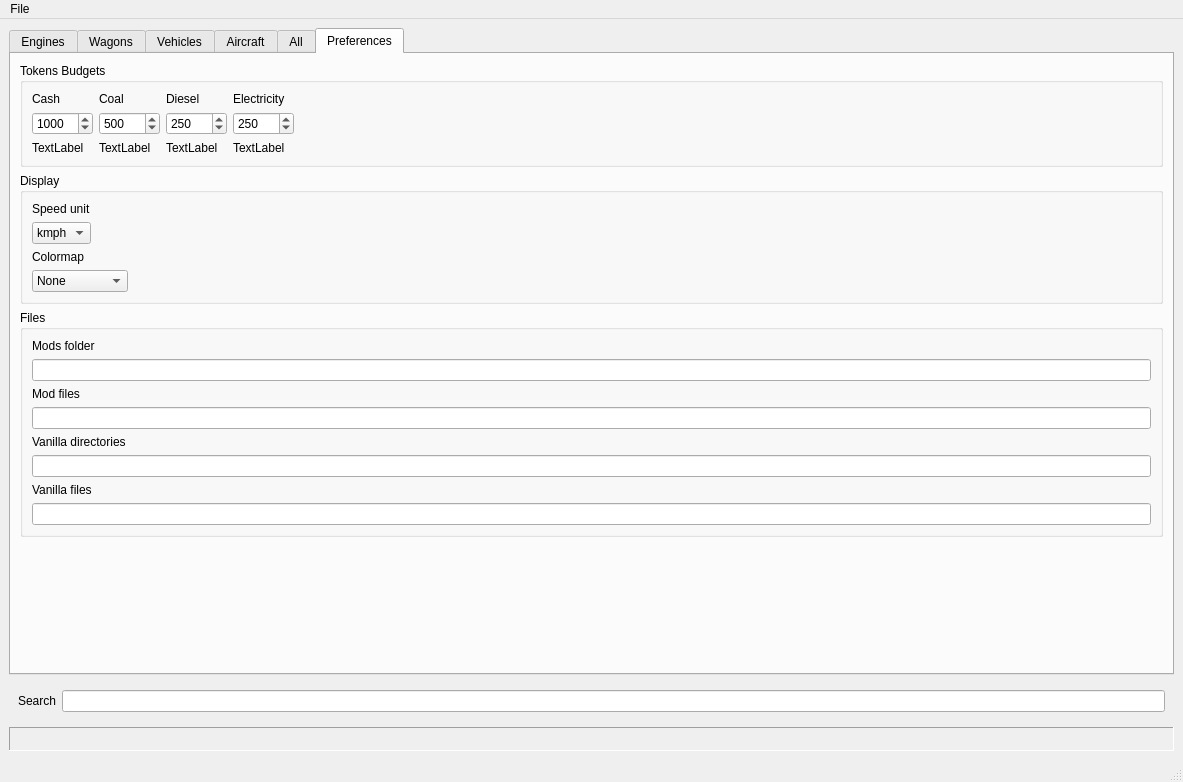
Above: mainwindow.ui from killerbee13/mashinky-stats before the change. Below: the same form after it.
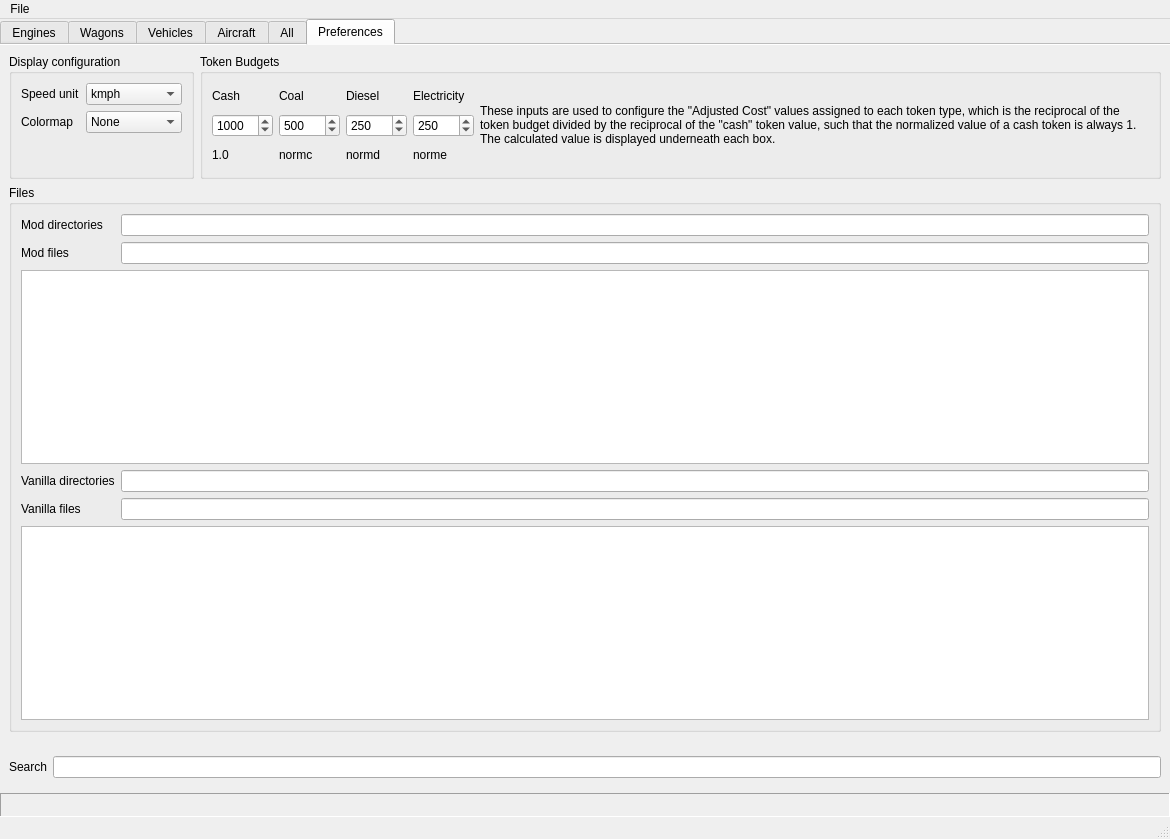
That is the form after the change. The open tabs and pages were chosen to show the change. Icons and pictures are not drawn.

Commit message: Re-fixed layout, improved files list, migrated to pyproject.toml

```diff
--- a/mainwindow.ui
+++ b/mainwindow.ui
@@ -6,8 +6,8 @@
    <rect>
     <x>0</x>
     <y>0</y>
-    <width>1183</width>
-    <height>782</height>
+    <width>1170</width>
+    <height>839</height>
    </rect>
   </property>
   <property name="windowTitle">
@@ -18,6 +18,18 @@
   </property>
   <widget class="QWidget" name="centralwidget">
    <layout class="QGridLayout" name="gridLayout_2">
+    <property name="leftMargin">
+     <number>0</number>
+    </property>
+    <property name="topMargin">
+     <number>0</number>
+    </property>
+    <property name="rightMargin">
+     <number>0</number>
+    </property>
+    <property name="bottomMargin">
+     <number>0</number>
+    </property>
     <item row="1" column="0">
      <widget class="QFrame" name="frame_search">
       <property name="frameShape">
@@ -60,6 +72,15 @@
       <property name="currentIndex">
        <number>0</number>
       </property>
+      <property name="elideMode">
+       <enum>Qt::ElideNone</enum>
+      </property>
+      <property name="usesScrollButtons">
+       <bool>true</bool>
+      </property>
+      <property name="documentMode">
+       <bool>true</bool>
+      </property>
       <widget class="QWidget" name="tab_engines">
        <attribute name="title">
         <string>Engines</string>
@@ -183,7 +204,241 @@
         <string>Preferences</string>
        </attribute>
        <layout class="QVBoxLayout" name="verticalLayout">
+        <property name="spacing">
+         <number>0</number>
+        </property>
+        <property name="leftMargin">
+         <number>0</number>
+        </property>
+        <property name="topMargin">
+         <number>0</number>
+        </property>
+        <property name="rightMargin">
+         <number>0</number>
+        </property>
+        <property name="bottomMargin">
+         <number>0</number>
+        </property>
         <item>
+         <widget class="QScrollArea" name="scrollArea">
+          <property name="frameShape">
+           <enum>QFrame::NoFrame</enum>
+          </property>
+          <property name="frameShadow">
+           <enum>QFrame::Plain</enum>
+          </property>
+          <property name="lineWidth">
+           <number>0</number>
+          </property>
+          <property name="widgetResizable">
+           <bool>true</bool>
+          </property>
+          <widget class="QWidget" name="scrollAreaWidgetContents">
+           <property name="geometry">
+            <rect>
+             <x>0</x>
+             <y>0</y>
+             <width>1156</width>
+             <height>698</height>
+            </rect>
+           </property>
+           <layout class="QGridLayout" name="gridLayout_10">
+            <item row="2" column="0" colspan="4">
+             <widget class="QGroupBox" name="groupBox">
+              <property name="title">
+               <string>Files</string>
+              </property>
+              <property name="flat">
+               <bool>true</bool>
+              </property>
+              <layout class="QGridLayout" name="gridLayout_7">
+               <item row="4" column="1">
+                <widget class="QLineEdit" name="txt_modfiles">
+                 <property name="readOnly">
+                  <bool>true</bool>
+                 </property>
+                </widget>
+               </item>
+               <item row="10" column="1">
+                <widget class="QLineEdit" name="txt_vfiles">
+                 <property name="readOnly">
+                  <bool>true</bool>
+                 </property>
+                </widget>
+               </item>
+               <item row="1" column="1">
+                <widget class="QLineEdit" name="txt_moddir">
+                 <property name="readOnly">
+                  <bool>true</bool>
+                 </property>
+                </widget>
+               </item>
+               <item row="7" column="1">
+                <widget class="QLineEdit" name="txt_vdir">
+                 <property name="readOnly">
+                  <bool>true</bool>
+                 </property>
+                </widget>
+               </item>
+               <item row="1" column="0">
+                <widget class="QLabel" name="lbl_moddir">
+                 <property name="text">
+                  <string>Mod directories</string>
+                 </property>
+                </widget>
+               </item>
+               <item row="4" column="0">
+                <widget class="QLabel" name="lbl_others">
+                 <property name="text">
+                  <string>Mod files</string>
+                 </property>
+                </widget>
+               </item>
+               <item row="7" column="0">
+                <widget class="QLabel" name="lbl_vdir">
+                 <property name="text">
+                  <string>Vanilla directories</string>
+                 </property>
+                </widget>
+               </item>
+               <item row="10" column="0">
+                <widget class="QLabel" name="lbl_vfiles">
+                 <property name="text">
+                  <string>Vanilla files</string>
+                 </property>
+                </widget>
+               </item>
+               <item row="11" column="0" colspan="2">
+                <widget class="QPlainTextEdit" name="txt_found_vfiles">
+                 <property name="toolTip">
+                  <string>All found vanilla .xml files</string>
+                 </property>
+                 <property name="tabChangesFocus">
+                  <bool>true</bool>
+                 </property>
+                 <property name="readOnly">
+                  <bool>true</bool>
+                 </property>
+                </widget>
+               </item>
+               <item row="5" column="0" colspan="2">
+                <widget class="QPlainTextEdit" name="txt_found_modfiles">
+                 <property name="toolTip">
+                  <string>All found mod .xml files</string>
+                 </property>
+                 <property name="tabChangesFocus">
+                  <bool>true</bool>
+                 </property>
+                 <property name="readOnly">
+                  <bool>true</bool>
+                 </property>
+                </widget>
+               </item>
+              </layout>
+             </widget>
+            </item>
+            <item row="0" column="0">
+             <widget class="QGroupBox" name="groupBox_display">
+              <property name="sizePolicy">
+               <sizepolicy hsizetype="Fixed" vsizetype="Minimum">
+                <horstretch>0</horstretch>
+                <verstretch>0</verstretch>
+               </sizepolicy>
+              </property>
+              <property name="maximumSize">
+               <size>
+                <width>16777215</width>
+                <height>151</height>
+               </size>
+              </property>
+              <property name="title">
+               <string>Display configuration</string>
+              </property>
+              <property name="alignment">
+               <set>Qt::AlignLeading|Qt::AlignLeft|Qt::AlignTop</set>
+              </property>
+              <property name="flat">
+               <bool>true</bool>
+              </property>
+              <property name="checkable">
+               <bool>false</bool>
+              </property>
+              <layout class="QFormLayout" name="formLayout">
+               <item row="0" column="0">
+                <widget class="QLabel" name="label_unit">
+                 <property name="sizePolicy">
+                  <sizepolicy hsizetype="Minimum" vsizetype="Minimum">
+                   <horstretch>0</horstretch>
+                   <verstretch>0</verstretch>
+                  </sizepolicy>
+                 </property>
+                 <property name="text">
+                  <string>Speed unit</string>
+                 </property>
+                </widget>
+               </item>
+               <item row="0" column="1">
+                <widget class="QComboBox" name="sel_unit">
+                 <property name="sizePolicy">
+                  <sizepolicy hsizetype="Minimum" vsizetype="Minimum">
+                   <horstretch>0</horstretch>
+                   <verstretch>0</verstretch>
+                  </sizepolicy>
+                 </property>
+                 <item>
+                  <property name="text">
+                   <string>kmph</string>
+                  </property>
+                 </item>
+                 <item>
+                  <property name="text">
+                   <string>mph</string>
+                  </property>
+                 </item>
+                </widget>
+               </item>
+               <item row="2" column="0">
+                <widget class="QLabel" name="label_cmap">
+                 <property name="sizePolicy">
+                  <sizepolicy hsizetype="Minimum" vsizetype="Minimum">
+                   <horstretch>0</horstretch>
+                   <verstretch>0</verstretch>
+                  </sizepolicy>
+                 </property>
+                 <property name="text">
+                  <string>Colormap</string>
+                 </property>
+                </widget>
+               </item>
+               <item row="2" column="1">
+                <widget class="QComboBox" name="sel_cmap">
+                 <property name="sizePolicy">
+                  <sizepolicy hsizetype="Minimum" vsizetype="Minimum">
+                   <horstretch>0</horstretch>
+                   <verstretch>0</verstretch>
+                  </sizepolicy>
+                 </property>
+                 <item>
+                  <property name="text">
+                   <string>None</string>
+                  </property>
+                 </item>
+                 <item>
+                  <property name="text">
+                   <string>Yellow-Blue</string>
+                  </property>
+                 </item>
+                 <item>
+                  <property name="text">
+                   <string>Red-Green</string>
+                  </property>
+                 </item>
+                </widget>
+               </item>
+              </layout>
+             </widget>
+            </item>
+            <item row="0" column="1" colspan="3">
          <widget class="QGroupBox" name="groupBox_tokens">
           <property name="sizePolicy">
            <sizepolicy hsizetype="Preferred" vsizetype="Minimum">
@@ -198,7 +453,7 @@
            </size>
           </property>
           <property name="title">
-           <string>Tokens Budgets</string>
+               <string>Token Budgets</string>
           </property>
           <property name="flat">
            <bool>true</bool>
@@ -207,15 +462,14 @@
            <bool>false</bool>
           </property>
           <layout class="QGridLayout" name="gridLayout_6">
-           <item row="1" column="1">
-            <widget class="QLabel" name="lbl_coal">
-             <property name="text">
-              <string>Coal</string>
-             </property>
-            </widget>
-           </item>
            <item row="2" column="3">
             <widget class="QSpinBox" name="amt_electric">
+                 <property name="sizePolicy">
+                  <sizepolicy hsizetype="Fixed" vsizetype="Fixed">
+                   <horstretch>0</horstretch>
+                   <verstretch>0</verstretch>
+                  </sizepolicy>
+                 </property>
              <property name="maximum">
               <number>10000</number>
              </property>
@@ -230,19 +484,6 @@
              </property>
             </widget>
            </item>
-           <item row="2" column="4">
-            <spacer name="horizontalSpacer">
-             <property name="orientation">
-              <enum>Qt::Horizontal</enum>
-             </property>
-             <property name="sizeHint" stdset="0">
-              <size>
-               <width>40</width>
-               <height>20</height>
-              </size>
-             </property>
-            </spacer>
-           </item>
            <item row="1" column="0">
             <widget class="QLabel" name="lbl_cash">
              <property name="text">
@@ -250,8 +491,14 @@
              </property>
             </widget>
            </item>
-           <item row="2" column="1">
-            <widget class="QSpinBox" name="amt_coal">
+               <item row="2" column="2">
+                <widget class="QSpinBox" name="amt_diesel">
+                 <property name="sizePolicy">
+                  <sizepolicy hsizetype="Fixed" vsizetype="Fixed">
+                   <horstretch>0</horstretch>
+                   <verstretch>0</verstretch>
+                  </sizepolicy>
+                 </property>
              <property name="maximum">
               <number>10000</number>
              </property>
@@ -262,7 +509,14 @@
               <enum>QAbstractSpinBox::AdaptiveDecimalStepType</enum>
              </property>
              <property name="value">
-              <number>500</number>
+                  <number>250</number>
+                 </property>
+                </widget>
+               </item>
+               <item row="3" column="1">
+                <widget class="QLabel" name="lbl_adj_coal">
+                 <property name="text">
+                  <string>normc</string>
              </property>
             </widget>
            </item>
@@ -273,8 +527,14 @@
              </property>
             </widget>
            </item>
-           <item row="2" column="2">
-            <widget class="QSpinBox" name="amt_diesel">
+               <item row="2" column="1">
+                <widget class="QSpinBox" name="amt_coal">
+                 <property name="sizePolicy">
+                  <sizepolicy hsizetype="Fixed" vsizetype="Fixed">
+                   <horstretch>0</horstretch>
+                   <verstretch>0</verstretch>
+                  </sizepolicy>
+                 </property>
              <property name="maximum">
               <number>10000</number>
              </property>
@@ -285,7 +545,14 @@
               <enum>QAbstractSpinBox::AdaptiveDecimalStepType</enum>
              </property>
              <property name="value">
-              <number>250</number>
+                  <number>500</number>
+                 </property>
+                </widget>
+               </item>
+               <item row="3" column="2">
+                <widget class="QLabel" name="lbl_adj_diesel">
+                 <property name="text">
+                  <string>normd</string>
              </property>
             </widget>
            </item>
@@ -298,6 +565,12 @@
            </item>
            <item row="2" column="0" alignment="Qt::AlignTop">
             <widget class="QSpinBox" name="amt_cash">
+                 <property name="sizePolicy">
+                  <sizepolicy hsizetype="Fixed" vsizetype="Fixed">
+                   <horstretch>0</horstretch>
+                   <verstretch>0</verstretch>
+                  </sizepolicy>
+                 </property>
              <property name="frame">
               <bool>true</bool>
              </property>
@@ -318,215 +591,40 @@
            <item row="3" column="0">
             <widget class="QLabel" name="lbl_adj_cash">
              <property name="text">
-              <string>TextLabel</string>
-             </property>
-            </widget>
-           </item>
-           <item row="3" column="1">
-            <widget class="QLabel" name="lbl_adj_coal">
-             <property name="text">
-              <string>TextLabel</string>
-             </property>
-            </widget>
-           </item>
-           <item row="3" column="2">
-            <widget class="QLabel" name="lbl_adj_diesel">
-             <property name="text">
-              <string>TextLabel</string>
+                  <string>1.0</string>
              </property>
             </widget>
            </item>
            <item row="3" column="3">
             <widget class="QLabel" name="lbl_adj_electric">
              <property name="text">
-              <string>TextLabel</string>
+                  <string>norme</string>
              </property>
             </widget>
            </item>
-          </layout>
-         </widget>
-        </item>
-        <item>
-         <widget class="QGroupBox" name="groupBox_display">
-          <property name="sizePolicy">
-           <sizepolicy hsizetype="Preferred" vsizetype="Minimum">
-            <horstretch>0</horstretch>
-            <verstretch>0</verstretch>
-           </sizepolicy>
-          </property>
-          <property name="maximumSize">
-           <size>
-            <width>16777215</width>
-            <height>151</height>
-           </size>
-          </property>
-          <property name="title">
-           <string>Display</string>
-          </property>
-          <property name="alignment">
-           <set>Qt::AlignLeading|Qt::AlignLeft|Qt::AlignTop</set>
-          </property>
-          <property name="flat">
-           <bool>true</bool>
-          </property>
-          <property name="checkable">
-           <bool>false</bool>
-          </property>
-          <layout class="QFormLayout" name="formLayout">
-           <item row="0" column="0">
-            <widget class="QLabel" name="label_unit">
-             <property name="sizePolicy">
-              <sizepolicy hsizetype="Minimum" vsizetype="Minimum">
-               <horstretch>0</horstretch>
-               <verstretch>0</verstretch>
-              </sizepolicy>
-             </property>
+               <item row="1" column="1">
+                <widget class="QLabel" name="lbl_coal">
              <property name="text">
-              <string>Speed unit</string>
+                  <string>Coal</string>
              </property>
             </widget>
            </item>
-           <item row="1" column="0">
-            <widget class="QComboBox" name="sel_unit">
-             <property name="sizePolicy">
-              <sizepolicy hsizetype="Minimum" vsizetype="Minimum">
-               <horstretch>0</horstretch>
-               <verstretch>0</verstretch>
-              </sizepolicy>
-             </property>
-             <item>
+               <item row="1" column="4" rowspan="3" colspan="2">
+                <widget class="QLabel" name="label">
               <property name="text">
-               <string>kmph</string>
-              </property>
-             </item>
-             <item>
-              <property name="text">
-               <string>mph</string>
-              </property>
-             </item>
-            </widget>
-           </item>
-           <item row="2" column="0">
-            <widget class="QLabel" name="label_cmap">
-             <property name="sizePolicy">
-              <sizepolicy hsizetype="Minimum" vsizetype="Minimum">
-               <horstretch>0</horstretch>
-               <verstretch>0</verstretch>
-              </sizepolicy>
-             </property>
-             <property name="text">
-              <string>Colormap</string>
-             </property>
-            </widget>
-           </item>
-           <item row="3" column="0">
-            <widget class="QComboBox" name="sel_cmap">
-             <property name="sizePolicy">
-              <sizepolicy hsizetype="Minimum" vsizetype="Minimum">
-               <horstretch>0</horstretch>
-               <verstretch>0</verstretch>
-              </sizepolicy>
-             </property>
-             <item>
-              <property name="text">
-               <string>None</string>
-              </property>
-             </item>
-             <item>
-              <property name="text">
-               <string>Yellow-Blue</string>
-              </property>
-             </item>
-             <item>
-              <property name="text">
-               <string>Red-Green</string>
-              </property>
-             </item>
-            </widget>
-           </item>
+                  <string>These inputs are used to configure the &quot;Adjusted Cost&quot; values assigned to each token type, which is the reciprocal of the token budget divided by the reciprocal of the &quot;cash&quot; token value, such that the normalized value of a cash token is always 1. The calculated value is displayed underneath each box.</string>
+                 </property>
+                 <property name="wordWrap">
+                  <bool>true</bool>
+                 </property>
+                </widget>
+               </item>
           </layout>
          </widget>
         </item>
-        <item>
-         <widget class="QGroupBox" name="groupBox">
-          <property name="title">
-           <string>Files</string>
-          </property>
-          <property name="flat">
-           <bool>true</bool>
-          </property>
-          <layout class="QGridLayout" name="gridLayout_7">
-           <item row="5" column="0">
-            <widget class="QLineEdit" name="lineEdit_vdir">
-             <property name="readOnly">
-              <bool>true</bool>
-             </property>
-            </widget>
-           </item>
-           <item row="1" column="0">
-            <widget class="QLineEdit" name="lineEdit_moddir">
-             <property name="readOnly">
-              <bool>true</bool>
-             </property>
-            </widget>
-           </item>
-           <item row="4" column="0">
-            <widget class="QLabel" name="lbl_vdir">
-             <property name="text">
-              <string>Vanilla directories</string>
-             </property>
-            </widget>
-           </item>
-           <item row="3" column="0">
-            <widget class="QLineEdit" name="lineEdit_others">
-             <property name="readOnly">
-              <bool>true</bool>
-             </property>
-            </widget>
-           </item>
-           <item row="2" column="0">
-            <widget class="QLabel" name="lbl_others">
-             <property name="text">
-              <string>Mod files</string>
-             </property>
-            </widget>
-           </item>
-           <item row="0" column="0">
-            <widget class="QLabel" name="lbl_moddir">
-             <property name="text">
-              <string>Mods folder</string>
-             </property>
-            </widget>
-           </item>
-           <item row="6" column="0">
-            <widget class="QLabel" name="lbl_vfiles">
-             <property name="text">
-              <string>Vanilla files</string>
-             </property>
-            </widget>
-           </item>
-           <item row="7" column="0">
-            <widget class="QLineEdit" name="lineEdit_vfiles">
-             <property name="readOnly">
-              <bool>true</bool>
-             </property>
-            </widget>
-           </item>
-          </layout>
-         </widget>
-        </item>
-        <item>
-         <spacer name="verticalSpacer">
-          <property name="orientation">
-           <enum>Qt::Vertical</enum>
-          </property>
-          <property name="sizeHint" stdset="0">
-           <size>
-            <width>20</width>
-            <height>40</height>
-           </size>
-          </property>
-         </spacer>
+           </layout>
+          </widget>
+         </widget>
         </item>
        </layout>
       </widget>
@@ -564,7 +662,7 @@
     <rect>
      <x>0</x>
      <y>0</y>
-     <width>1183</width>
+     <width>1170</width>
      <height>22</height>
     </rect>
    </property>
@@ -581,6 +679,9 @@
   </widget>
   <widget class="QStatusBar" name="statusbar"/>
   <action name="actionOpen">
+   <property name="enabled">
+    <bool>false</bool>
+   </property>
    <property name="icon">
     <iconset theme="system-file-manager">
      <normaloff>.</normaloff>.</iconset>
@@ -601,10 +702,13 @@
     <string>Quit</string>
    </property>
    <property name="shortcut">
-    <string>Ctrl+Q</string>
+    <string>Ctrl+W</string>
    </property>
   </action>
   <action name="actionMods">
+   <property name="enabled">
+    <bool>false</bool>
+   </property>
    <property name="text">
     <string>Open Mods Folder...</string>
    </property>
```
Lines whose indentation alone changed are shown as unchanged. The commit also changes 5 other files.
